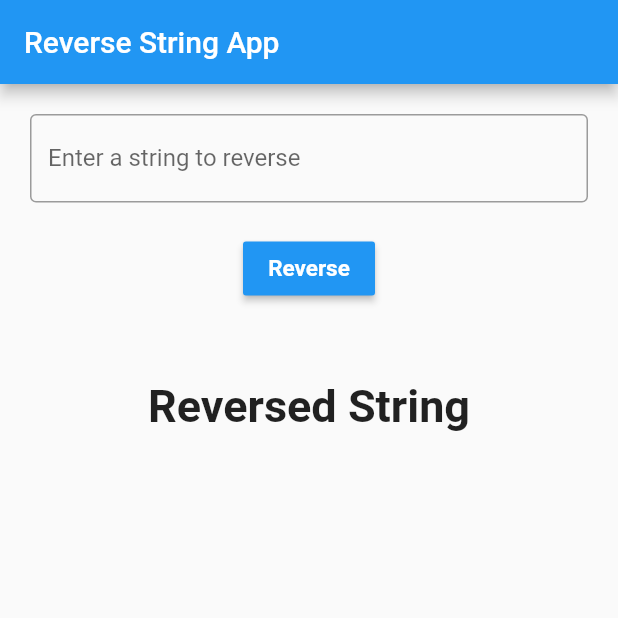
After one commit to madahetooo/febacademy, a Flutter app: the HomeScreen screen opened directly, after a tap on "Reverse String App", on a phone screen of 412 x 824 dp, the top half of it. The commit adds this screen. Run offline on Flutter 3.47's test engine with Material 2 defaults, Android fonts, the light colour scheme and no system bars; our stand-ins replace cloud_firestore, firebase_auth, firebase_core, firebase_storage, flutter_spinkit, fluttertoast and 3 more; accounts and stored records are empty; generated files the repository leaves out were written again; network calls fail.

```diff
--- a/lib/chat_app/ui/message_screen/components/message_text.dart
+++ b/lib/chat_app/ui/message_screen/components/message_text.dart
@@ -18,7 +18,7 @@ class MessageText extends StatelessWidget {
         borderRadius: BorderRadius.circular(30),
       ),
       child: Column(
-        crossAxisAlignment: CrossAxisAlignment.start,
+        crossAxisAlignment: CrossAxisAlignment.center,
         children: [
           !(message.isSender)
               ? Text(
@@ -35,7 +35,7 @@ class MessageText extends StatelessWidget {
           Text(
             message.text,
             style:
-                TextStyle(color: message.isSender ? Colors.black : Colors.blue),
+                TextStyle(color: message.isSender ? Colors.black : Colors.black),
           )
         ],
       ),
--- a/lib/home_screen.dart
+++ b/lib/home_screen.dart
@@ -2,9 +2,8 @@ import 'package:febacademy/auth_system/tabbar_screen.dart';
 import 'package:febacademy/basic_widgets/basic_widget_screen.dart';
 import 'package:febacademy/bmi_calculator/bmi_calculator.dart';
 import 'package:febacademy/chat_app/ui/chats_list_screen/chats_screen.dart';
+import 'package:febacademy/reverse_string_app/reverse_string_app.dart';
 import 'package:febacademy/todolist/todolist.dart';
-import 'package:febacademy/worldtimer_app/home_location_screen.dart';
-import 'package:febacademy/worldtimer_app/loading_screen.dart';
 import 'package:firebase_auth/firebase_auth.dart';
 
 import 'package:flutter/material.dart';
@@ -251,7 +250,7 @@ class _HomeScreenState extends State<HomeScreen> {
                 ),
                 GestureDetector(
                   onTap: (){
-                    Navigator.push(context, MaterialPageRoute(builder: (context)=>BasicWidgetScreen()));
+                    Navigator.push(context, MaterialPageRoute(builder: (context)=>ReverseStringApp()));
                   },
                   child: Container(
                     padding: EdgeInsets.all(20),
@@ -268,7 +267,7 @@ class _HomeScreenState extends State<HomeScreen> {
                     ),
                     child: Center(
                       child: Text(
-                        "Unit Test App",
+                        "Reverse String App",
                         style: TextStyle(
                           fontWeight: FontWeight.bold,
                           fontSize: 20,
--- /dev/null
+++ b/lib/reverse_string_app/reverse_string_app.dart
@@ -0,0 +1,68 @@
+import 'package:flutter/material.dart';
+
+class ReverseStringApp extends StatefulWidget {
+  const ReverseStringApp({Key? key}) : super(key: key);
+
+  @override
+  State<ReverseStringApp> createState() => _ReverseStringAppState();
+}
+
+class _ReverseStringAppState extends State<ReverseStringApp> {
+  final reverseStringController = TextEditingController();
+  String reversedWord = "Reversed String";
+
+  @override
+  Widget build(BuildContext context) {
+    return MaterialApp(
+        home: Scaffold(
+            appBar: AppBar(
+              title: const Text("Reverse String App"),
+            ),
+            body: Padding(
+              padding: const EdgeInsets.all(20.0),
+              child: Column(
+                children: [
+                  TextField(
+                    controller: reverseStringController,
+                    keyboardType: TextInputType.text,
+                    decoration: const InputDecoration(
+                        border: OutlineInputBorder(),
+                        labelText: "Enter a string to reverse"),
+                  ),
+                  const SizedBox(
+                    height: 20,
+                  ),
+                  MaterialButton(
+                    color: Colors.blue,
+                    onPressed: () {
+                      if (reverseStringController.text.isEmpty) return;
+                      setState(() {
+                        reversedWord =
+                            reverseString(reverseStringController.text);
+                      });
+                    },
+                    child: const Text(
+                      "Reverse",
+                      style: TextStyle(
+                          color: Colors.white,
+                          fontWeight: FontWeight.bold,
+                          fontSize: 15),
+                    ),
+                  ),
+                  const SizedBox(
+                    height: 50.0,
+                  ),
+                  Text(
+                    reversedWord,
+                    style: const TextStyle(
+                        fontSize: 30.0, fontWeight: FontWeight.bold),
+                  )
+                ],
+              ),
+            )));
+  }
+}
+
+String reverseString(String initialWord) {
+  return initialWord.split('').reversed.join();
+}
```
Also changed, not shown: lib/chat_app/ui/message_screen/components/chat_input_field.dart (+19 -15 lines), lib/chat_app/ui/message_screen/components/message.dart (+3 -4 lines), lib/chat_app/ui/message_screen/message_body.dart (+70 -1 lines), 2 other files.
